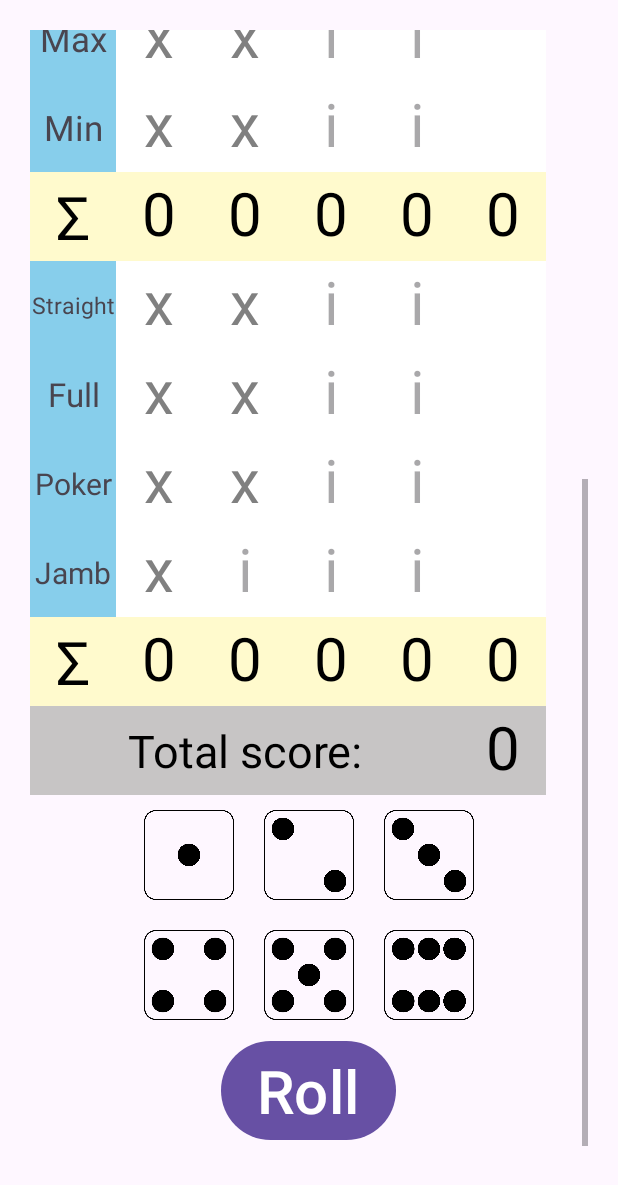
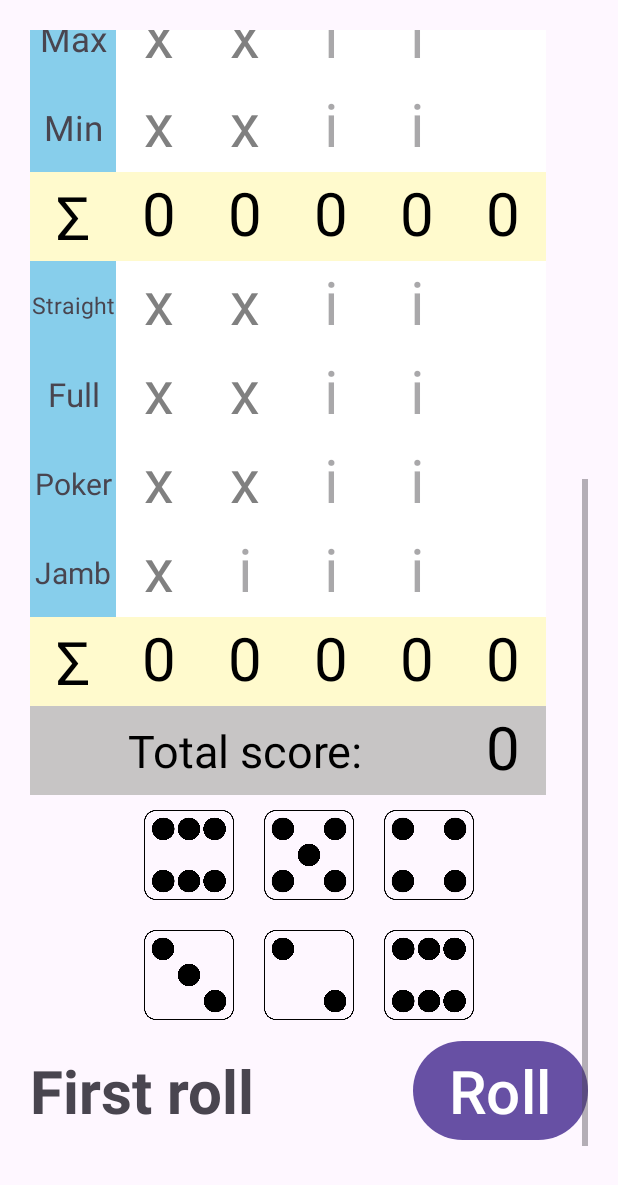
Before and after one commit to DushanMil/JambOnline, an Android app: the GameActivity screen opened directly, with no data from a screen before it, scrolled down 500 dp, on a phone screen of 412 x 824 dp. Shown: the top 1185 px of the screen. Run offline under Robolectric (Android 15) with nearby library versions, the light colour scheme and no system bars.

Commit message:
Implemented dice roll mechanics and first, second and third roll. Now to implement data input and player moves.

```diff
--- a/app/src/main/java/com/example/jambonline/GameActivity.kt
+++ b/app/src/main/java/com/example/jambonline/GameActivity.kt
@@ -1,15 +1,26 @@
 package com.example.jambonline
 
+import android.annotation.SuppressLint
 import android.os.Bundle
+import android.widget.ImageView
 import androidx.activity.enableEdgeToEdge
 import androidx.appcompat.app.AppCompatActivity
 import com.example.jambonline.databinding.ActivityGameBinding
+import kotlin.random.Random
 
 class GameActivity : AppCompatActivity() {
 
-    lateinit var binding: ActivityGameBinding
+    private lateinit var binding: ActivityGameBinding
 
     private var gameModel : GameModel? = null
+
+    // state machine for 1st, 2nd, 3rd roll
+    private var rollState: RollState = RollState.FIRST_ROLL
+
+    // array for current dice values
+    private var diceValues: IntArray = intArrayOf(6, 5, 4, 3, 2, 6)
+    private var imageIds: IntArray = intArrayOf(R.drawable.dice1, R.drawable.dice2, R.drawable.dice3, R.drawable.dice4, R.drawable.dice5, R.drawable.dice6)
+    private lateinit var diceBindings : Array<ImageView>
 
     override fun onCreate(savedInstanceState: Bundle?) {
         super.onCreate(savedInstanceState)
@@ -23,19 +34,66 @@ class GameActivity : AppCompatActivity() {
         }
 
         binding.buttonRoll.setOnClickListener {
-            rollDice()
+            performPlayerMove()
         }
 
-        binding.dice1.setImageResource(R.drawable.dice1)
-        binding.dice2.setImageResource(R.drawable.dice2)
-        binding.dice3.setImageResource(R.drawable.dice3)
-        binding.dice4.setImageResource(R.drawable.dice4)
-        binding.dice5.setImageResource(R.drawable.dice5)
-        binding.dice6.setImageResource(R.drawable.dice6)
+        // initialise diceBindings array and set images for dices
+        diceBindings = arrayOf(binding.dice1, binding.dice2, binding.dice3, binding.dice4, binding.dice5, binding.dice6)
+
+        setDiceImages()
+
+        /*
+        binding.dice1.setImageResource(imageIds[diceValues[0] - 1])
+        binding.dice2.setImageResource(imageIds[diceValues[1] - 1])
+        binding.dice3.setImageResource(imageIds[diceValues[2] - 1])
+        binding.dice4.setImageResource(imageIds[diceValues[3] - 1])
+        binding.dice5.setImageResource(imageIds[diceValues[4] - 1])
+        binding.dice6.setImageResource(imageIds[diceValues[5] - 1])
+        */
+
     }
 
-    private fun rollDice() {
+
+    @SuppressLint("SetTextI18n")
+    private fun performPlayerMove() {
         // generate six random numbers
 
+        when(rollState) {
+            RollState.FIRST_ROLL -> {
+                diceRoll()
+                binding.rollCount.text = "Second roll"
+                rollState = RollState.SECOND_ROLL
+            }
+            RollState.SECOND_ROLL -> {
+                diceRoll()
+                binding.rollCount.text = "Third roll"
+                rollState = RollState.THIRD_ROLL
+            }
+            RollState.THIRD_ROLL -> {
+                diceRoll()
+                binding.rollCount.text = "First roll"
+                rollState = RollState.FIRST_ROLL
+            }
+            RollState.WAITING -> {
+
+            }
+        }
+    }
+
+    private fun diceRoll() {
+        // generate 6 random integers and set dice values
+        for (i in 0 .. 5) {
+            val random : Int = Random.nextInt(6) + 1 // 1, 2, 3, 4, 5, 6
+            diceValues[i] = random
+        }
+
+        // set images for the current roll
+        setDiceImages()
+    }
+
+    private fun setDiceImages() {
+        for (i in 0 .. 5) {
+            diceBindings[i].setImageResource(imageIds[diceValues[i] - 1])
+        }
     }
 }
--- a/app/src/main/res/layout/activity_game.xml
+++ b/app/src/main/res/layout/activity_game.xml
@@ -1307,20 +1307,23 @@
                     android:layout_width="60dp"
                     android:layout_height="60dp"
                     android:layout_margin="10dp"
-                    />
+                    android:contentDescription="First dice"
+                    tools:ignore="HardcodedText" />
 
                 <ImageView
                     android:id="@+id/dice_2"
                     android:layout_width="60dp"
                     android:layout_height="60dp"
                     android:layout_margin="10dp"
-                    />
+                    android:contentDescription="Second dice"
+                    tools:ignore="HardcodedText" />
 
                 <ImageView
                     android:id="@+id/dice_3"
                     android:layout_width="60dp"
                     android:layout_height="60dp"
                     android:layout_margin="10dp"
+                    android:contentDescription="TODO"
                     />
 
             </LinearLayout>
@@ -1337,7 +1340,7 @@
                     android:layout_width="60dp"
                     android:layout_height="60dp"
                     android:layout_margin="10dp"
-                    />
+                    android:contentDescription="TODO" />
 
                 <ImageView
                     android:id="@+id/dice_5"
@@ -1355,13 +1358,35 @@
 
             </LinearLayout>
 
-            <Button
-                android:layout_width="wrap_content"
+            <androidx.constraintlayout.widget.ConstraintLayout
+                android:layout_width="match_parent"
                 android:layout_height="wrap_content"
-                android:text="Roll"
-                android:textSize="40sp"
-                android:id="@+id/button_roll"
-                />
+                android:orientation="horizontal"
+                android:gravity="center"
+                >
+
+                <TextView
+                    android:id="@+id/roll_count"
+                    android:layout_width="wrap_content"
+                    android:layout_height="wrap_content"
+                    android:paddingTop="10dp"
+                    android:text="First roll"
+                    android:textSize="40sp"
+                    android:textStyle="bold"
+                    app:layout_constraintStart_toStartOf="parent"
+                    app:layout_constraintTop_toTopOf="parent" />
+
+                <Button
+                    android:id="@+id/button_roll"
+                    android:layout_width="wrap_content"
+                    android:layout_height="wrap_content"
+                    android:text="Roll"
+                    android:textSize="40sp"
+                    app:layout_constraintEnd_toEndOf="parent"
+                    app:layout_constraintTop_toTopOf="parent" />
+
+            </androidx.constraintlayout.widget.ConstraintLayout>
+
 
         </LinearLayout>
 
```
Also changed, not shown: app/src/main/java/com/example/jambonline/GameModel.kt (+7 -0 lines).
